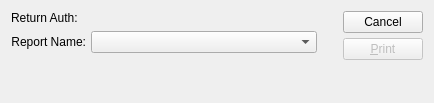
This is xtuple/trunk/guiclient/printRaForm.ui in WooodHead/xtuple as Qt 5 draws it before an edit. The edited form follows.
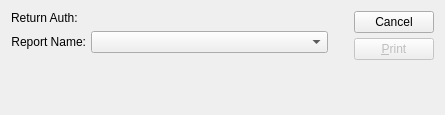
This is the edited form. Custom widgets are drawn as their Qt base class.

Commit message: issue #6184:  Fix so ra form prints from r/a window.

```diff
--- a/xtuple/trunk/guiclient/printRaForm.ui
+++ b/xtuple/trunk/guiclient/printRaForm.ui
@@ -5,8 +5,8 @@
    <rect>
     <x>0</x>
     <y>0</y>
-    <width>431</width>
-    <height>103</height>
+    <width>445</width>
+    <height>115</height>
    </rect>
   </property>
   <property name="windowTitle" >
```
Left out of the diff: 2 changed lines with no effect on the pictures. The commit also changes 3 other files.
